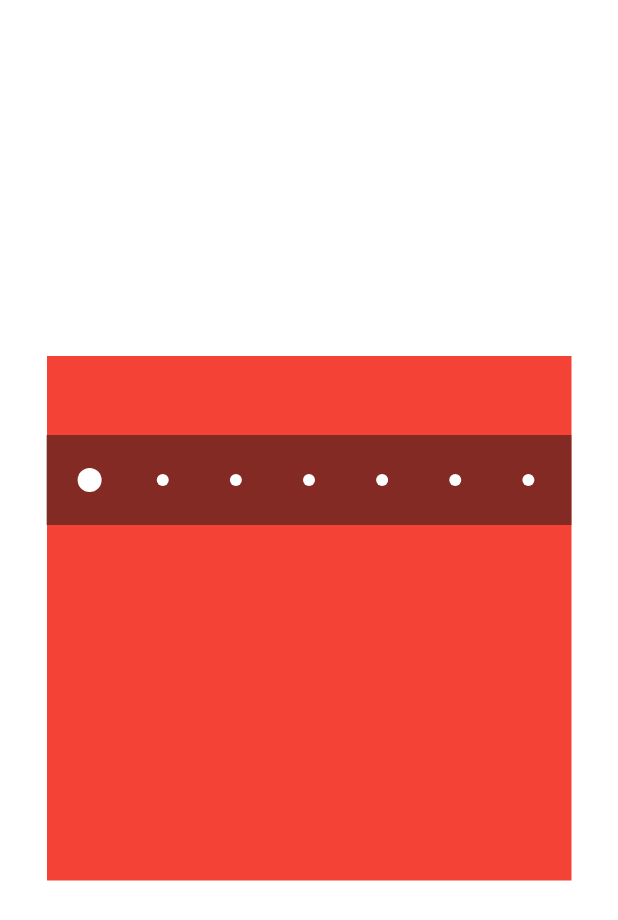
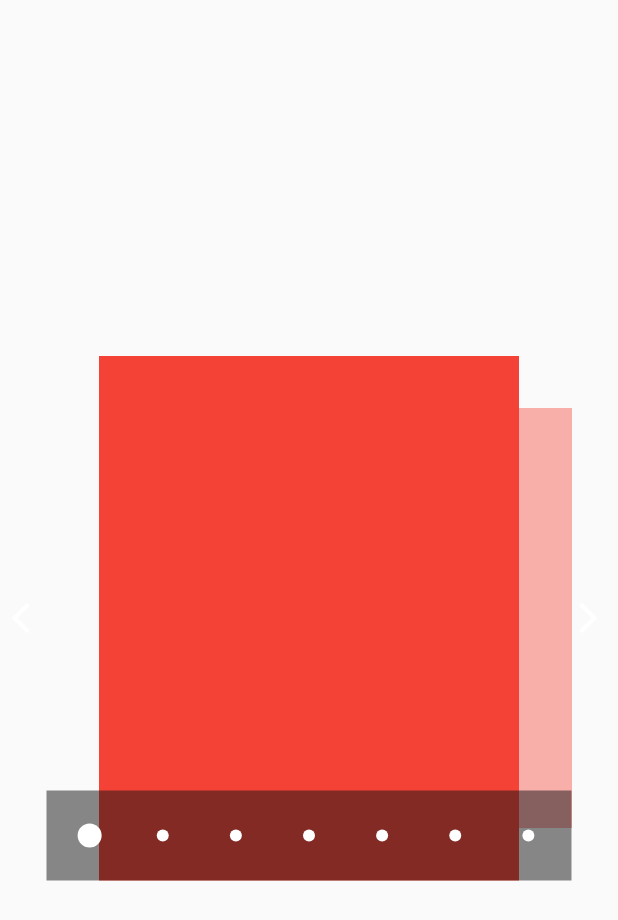
Before and after one commit to GeekyAnts/flutter-carousel, a Flutter app: the screen it shows after launch, on a phone screen of 412 x 824 dp. Shown: the top 920 px of the screen. Run offline on Flutter 3.47's test engine with Material 2 defaults, Android fonts, the phone set to English and light mode, and no system bars.

Commit message:
update repo

```diff
--- a/example/lib/main.dart
+++ b/example/lib/main.dart
@@ -8,7 +8,7 @@ class MyApp extends StatelessWidget {
   @override
   Widget build(BuildContext context) {
     return MaterialApp(
-      title: 'Flutter Demo',
+      title: 'Carousel Demo',
       home: CarouselExample(),
     );
   }
@@ -17,10 +17,12 @@ class MyApp extends StatelessWidget {
 class CarouselExample extends StatelessWidget {
   @override
   Widget build(BuildContext context) {
-    return Carousel(
+    return Scaffold(
+      body: Center(
+        child: Carousel(
             height: 350.0,
             width: 350,
-        type: "simple",
+            type: "slideswiper",
             indicatorType: "bubble",
             arrowColor: Colors.white,
             axis: Axis.horizontal,
@@ -29,6 +31,8 @@ class CarouselExample extends StatelessWidget {
                 7,
                 (i) => Center(
                       child: Container(color: Colors.red),
-                )));
+                    ))),
+      ),
+    );
   }
 }
--- a/lib/src/carousel/carousel.dart
+++ b/lib/src/carousel/carousel.dart
@@ -133,11 +133,13 @@ class _CarouselState extends State<Carousel> {
         child: Stack(
       children: <Widget>[
         Center(child: getCarousel(widget)),
-        Container(
-            margin: EdgeInsets.only(top: widget.height / 4),
+        Center(
+          child: Container(
+              height: widget.height,
               child: widget.showArrow == null || widget.showArrow == false
                   ? SizedBox()
                   : Row(
+                      crossAxisAlignment: CrossAxisAlignment.center,
                       mainAxisAlignment: MainAxisAlignment.spaceBetween,
                       children: <Widget>[]..addAll(["back", "forward"]
                           .map((f) => Renderer((updateRender, active) {
@@ -171,7 +173,9 @@ class _CarouselState extends State<Carousel> {
                                 );
                               }))),
                     )),
-        widget.showIndicator != true
+        ),
+        Center(
+          child: widget.showIndicator != true
               ? SizedBox()
               : Container(
                   height: widget.height,
@@ -181,8 +185,8 @@ class _CarouselState extends State<Carousel> {
                       Container(
                         width: widget.width,
                         alignment: Alignment.bottomCenter,
-                      color:
-                          (widget.indicatorBackgroundColor ?? Color(0xff121212))
+                        color: (widget.indicatorBackgroundColor ??
+                                Color(0xff121212))
                             .withOpacity(
                                 widget.indicatorBackgroundOpacity ?? 0.5),
                         padding: EdgeInsets.only(bottom: 10.0, top: 10.0),
@@ -196,6 +200,7 @@ class _CarouselState extends State<Carousel> {
                         ),
                       ),
                     ],
+                  ),
                 ),
         ),
       ],
--- a/pubspec.yaml
+++ b/pubspec.yaml
@@ -1,6 +1,6 @@
 name: flutter_multi_carousel
 description: A simple Carousel Package with multiple types and configurations.
-version: 0.0.6
+version: 1.0.0
 author: Shubham Jaiswal <jaiswal.shubham84@gmail.com>
 homepage: https://github.com/GeekyAnts/flutter-carousel
 
```
Also changed, not shown: 2 other files. Lines whose indentation alone changed are shown as unchanged.
